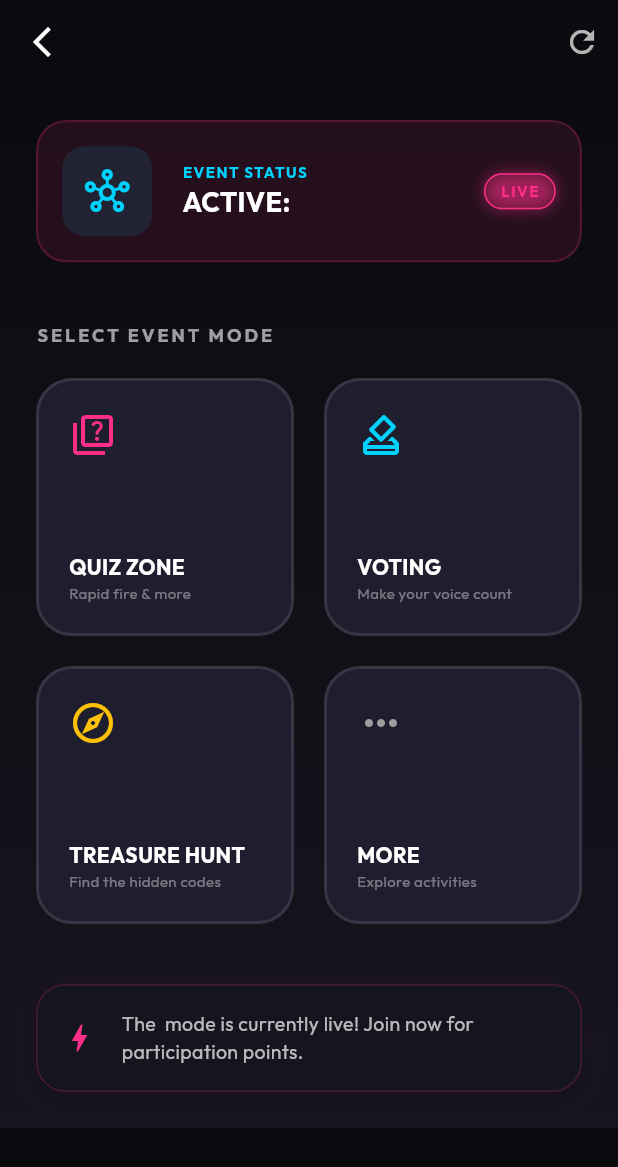
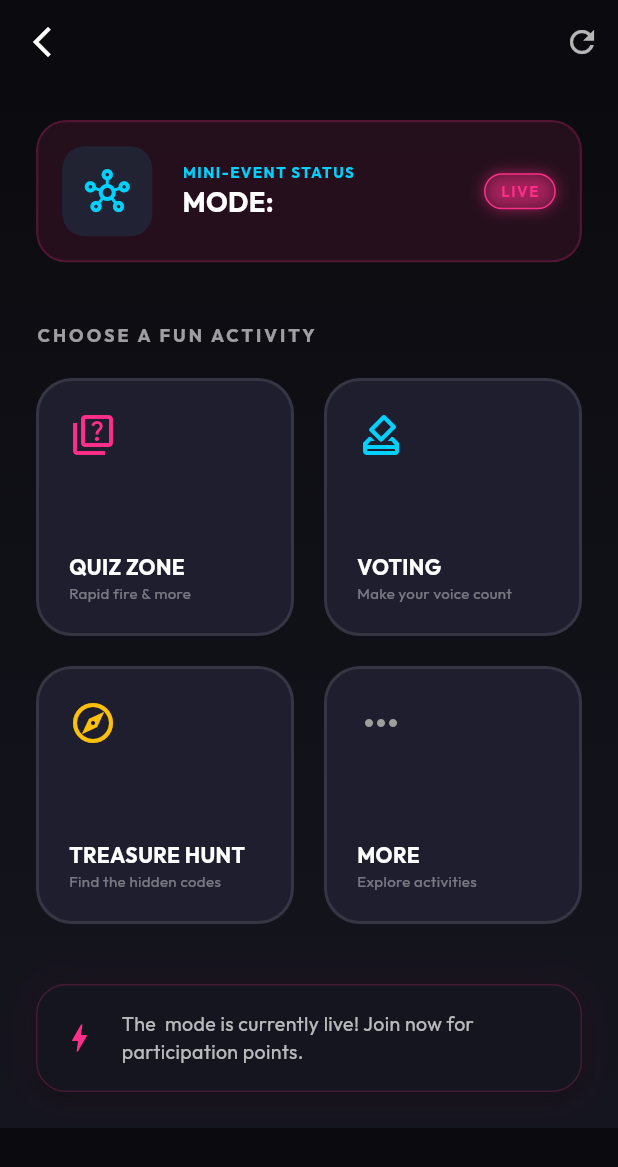
Before and after one commit to codingnoobno1/pixel_event_app, a Flutter app: the EventLobbyScreen screen opened directly with empty values, on a phone screen of 412 x 824 dp. Shown: the top 1167 px of the screen. Run offline on Flutter 3.47's test engine with Material 3 defaults, Android fonts, the light colour scheme and no system bars; drawn by our look-alikes of flutter_animate; our stand-ins replace cached_network_image, dio, flex_color_scheme, flutter_riverpod, flutter_secure_storage, google_fonts and 4 more; missing offline and left inert: mobile_scanner; accounts and stored records are empty; network calls fail.

Commit message:
style: finalize mini-event and fun activity terminology

```diff
--- a/lib/screens/events/event_lobby_screen.dart
+++ b/lib/screens/events/event_lobby_screen.dart
@@ -107,11 +107,11 @@ class _EventLobbyScreenState extends ConsumerState<EventLobbyScreen> {
                           crossAxisAlignment: CrossAxisAlignment.start,
                           children: [
                             const Text(
-                              "EVENT STATUS",
+                              "MINI-EVENT STATUS",
                               style: TextStyle(color: cyan, fontWeight: FontWeight.bold, fontSize: 10, letterSpacing: 1),
                             ),
                             Text(
-                              _currentEvent.activeMode != null ? "ACTIVE: ${_currentEvent.activeMode!.toUpperCase()}" : "LIVE IN PROGRESS",
+                              _currentEvent.activeMode != null ? "MODE: ${_currentEvent.activeMode!.toUpperCase()}" : "JOIN THE FUN!",
                               style: const TextStyle(color: Colors.white, fontSize: 18, fontWeight: FontWeight.bold),
                             ),
                           ],
@@ -125,7 +125,7 @@ class _EventLobbyScreenState extends ConsumerState<EventLobbyScreen> {
                 const SizedBox(height: 40),
 
                 const Text(
-                  "SELECT EVENT MODE",
+                  "CHOOSE A FUN ACTIVITY",
                   style: TextStyle(color: Colors.white60, fontWeight: FontWeight.bold, letterSpacing: 2, fontSize: 12),
                 ),
                 const SizedBox(height: 20),
```
Also changed, not shown: 1 other file.
